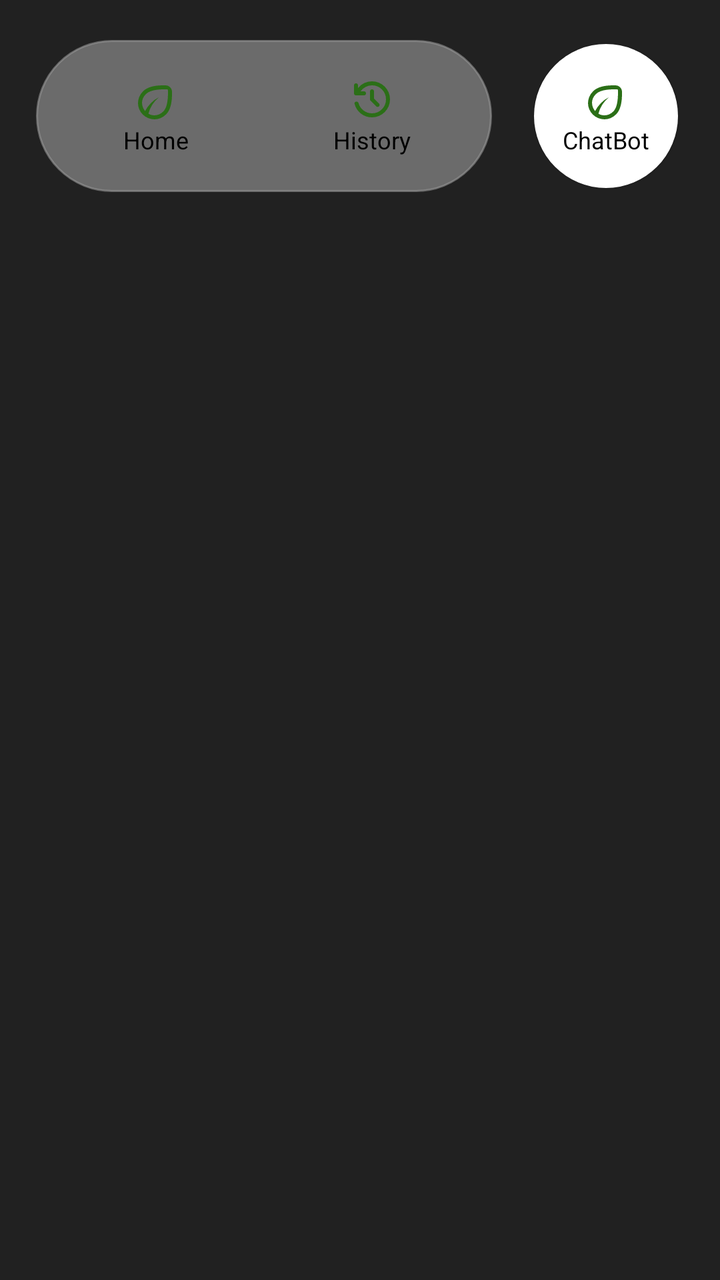
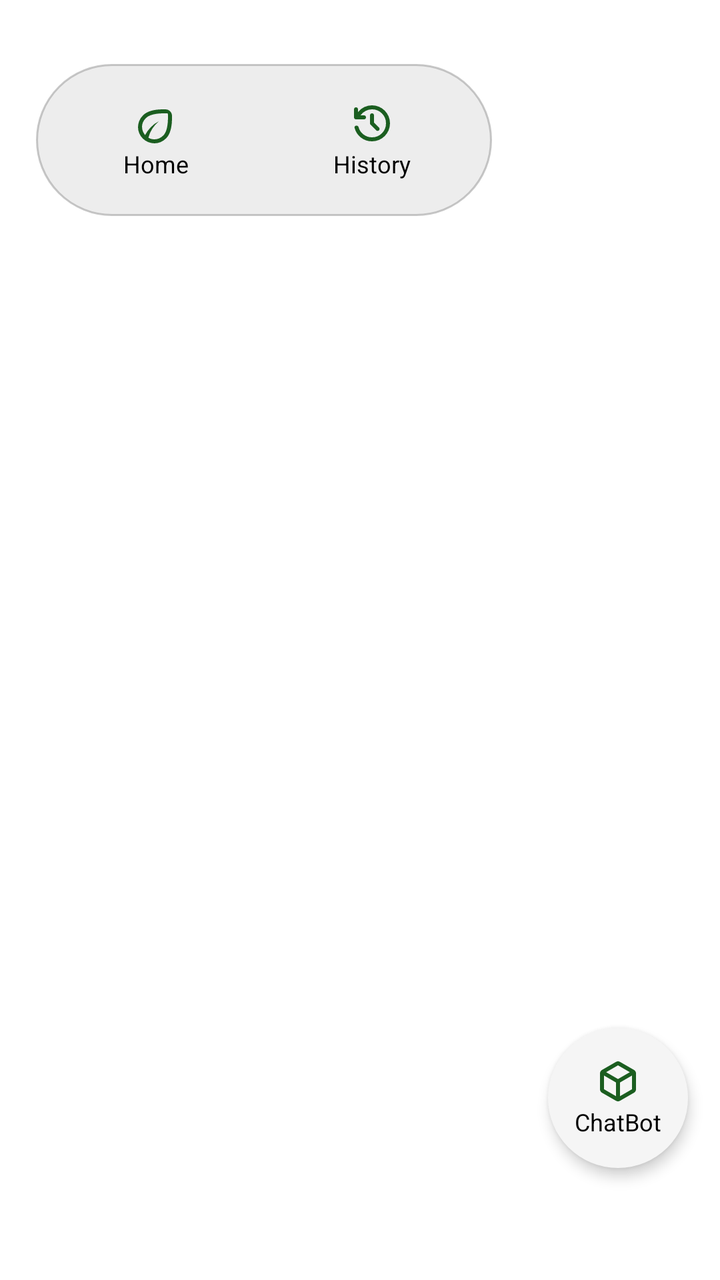

Two renders of the same Android screen: before a commit and after it. Below are the layout's source before the change and the commit's diff.
<!-- AndroidManifest.xml: application theme Theme.Green -->
<!-- res/layout/activity_main.xml -->
<?xml version="1.0" encoding="utf-8"?>
<RelativeLayout xmlns:android="http://schemas.android.com/apk/res/android"
    xmlns:app="http://schemas.android.com/apk/res-auto"
    android:layout_width="match_parent"
    android:layout_height="match_parent"
    >

    

    <FrameLayout
        android:id="@+id/containerLayout"
        android:background="@color/text_primary"
        android:layout_width="match_parent"
        android:layout_height="match_parent" >

    </FrameLayout>

    <FrameLayout
        android:id="@+id/containerChatBot"
        android:layout_width="match_parent"
        android:layout_height="0dp"
        android:layout_below="@+id/bottomContainer"
        android:layout_marginTop="0dp"
        android:background="@android:color/white">

        

    </FrameLayout>


    <LinearLayout
        android:id="@+id/bottomContainer"
        android:layout_width="match_parent"
        android:layout_height="wrap_content"
        android:layout_marginTop="20dp"
        android:orientation="horizontal">

        
        <FrameLayout
            android:id="@+id/customToolbarWrapper"
            android:layout_width="0dp"
            android:layout_height="76dp"
            android:layout_weight="2"
            android:layout_marginLeft="18dp">

            
            <LinearLayout
                android:id="@+id/customToolbar"
                android:layout_width="match_parent"
                android:translationZ="1dp"
                android:layout_height="match_parent"
                android:background="@drawable/bg_bottom_toolbar"
                android:elevation="2dp"
                android:gravity="center"
                android:orientation="horizontal"
                android:padding="6dp">

                
                <LinearLayout
                    android:id="@+id/btnHome"
                    android:layout_width="0dp"
                    android:layout_height="match_parent"
                    android:layout_weight="1"
                    android:background="?attr/selectableItemBackgroundBorderless"
                    android:gravity="center"
                    android:orientation="vertical">

                    <ImageView
                        android:layout_width="24dp"
                        android:layout_height="24dp"
                        android:src="@drawable/icon" />

                    <TextView
                        android:layout_width="wrap_content"
                        android:layout_height="wrap_content"
                        android:text="Home"
                        android:textColor="@color/black"
                        android:textSize="12sp" />
                </LinearLayout>

                
                <LinearLayout
                    android:id="@+id/btnHistory"
                    android:layout_width="0dp"
                    android:layout_height="match_parent"
                    android:layout_weight="1"
                    android:background="?attr/selectableItemBackgroundBorderless"
                    android:gravity="center"
                    android:orientation="vertical">

                    <ImageView
                        android:layout_width="24dp"
                        android:layout_height="24dp"
                        android:src="@drawable/ic_history" />

                    <TextView
                        android:layout_width="wrap_content"
                        android:layout_height="wrap_content"
                        android:text="History"
                        android:textColor="@color/black"
                        android:textSize="12sp" />
                </LinearLayout>
            </LinearLayout>

            
            <View
                android:id="@+id/indicator"
                android:layout_width="0dp"
                android:layout_marginTop="6dp"
                android:layout_marginBottom="6dp"
                android:layout_height="match_parent"
                android:layout_gravity="bottom"
                android:background="@drawable/bg_active_toolbar"/>
        </FrameLayout>



        
        <LinearLayout
            android:id="@+id/buttonChatBot"
            android:layout_width="0dp"
            android:layout_height="76dp"
            android:layout_weight="1"
            android:elevation="2dp"
            android:gravity="center"
            android:orientation="horizontal">


            
            <LinearLayout
                android:layout_width="72dp"
                android:layout_height="72dp"
                android:background="@drawable/bg_circle"
                android:elevation="1dp"
                android:gravity="center"
                android:orientation="vertical"
                android:padding="1dp">

                <ImageView
                    android:layout_width="24dp"
                    android:layout_height="24dp"
                    android:src="@drawable/icon" />

                <TextView
                    android:layout_width="wrap_content"
                    android:layout_height="wrap_content"
                    android:text="ChatBot"
                    android:textColor="@color/black"
                    android:textSize="12sp" />
            </LinearLayout>

        </LinearLayout>
    </LinearLayout>


</RelativeLayout>
<!-- resources referenced by this layout -->
<resources>
  <color name="black">#FF000000</color>
  <color name="text_primary">#212121</color>
  <!-- drawable bg_active_toolbar (drawable) -->
  <shape xmlns:android="http://schemas.android.com/apk/res/android"
      android:shape="rectangle">
  
      
      <solid android:color="#FFFFFF"/>
  
      
      <corners android:radius="100dp"/>
  </shape>
  <!-- drawable bg_bottom_toolbar (drawable) -->
  <shape xmlns:android="http://schemas.android.com/apk/res/android"
      android:shape="rectangle">
  
      
      <solid android:color="#6AD3D3D3"/>
  
      
      <corners android:radius="100dp"/>
  
      
      <stroke
          android:width="1dp"
          android:color="#8F9D9D9D"/>
  </shape>
  <!-- drawable bg_circle (drawable) -->
  <shape xmlns:android="http://schemas.android.com/apk/res/android"
      android:shape="oval">
  
      <solid android:color="@android:color/white"/> 
      <stroke
          android:width="0dp"
          android:color="#CCCCCC"/> 
  
      <size
          android:width="76dp"
          android:height="76dp"/> 
  </shape>
  <!-- drawable ic_history (drawable) -->
  <vector xmlns:android="http://schemas.android.com/apk/res/android" android:autoMirrored="true" android:height="24dp" android:viewportHeight="960" android:viewportWidth="960" android:width="24dp">
        
      <path android:fillColor="#2B6F17" android:pathData="M480,840q-126,0 -223,-76.5T131,568q-4,-15 6,-27.5t27,-14.5q16,-2 29,6t18,24q24,90 99,147t170,57q117,0 198.5,-81.5T760,480q0,-117 -81.5,-198.5T480,200q-69,0 -129,32t-101,88h70q17,0 28.5,11.5T360,360q0,17 -11.5,28.5T320,400L160,400q-17,0 -28.5,-11.5T120,360v-160q0,-17 11.5,-28.5T160,160q17,0 28.5,11.5T200,200v54q51,-64 124.5,-99T480,120q75,0 140.5,28.5t114,77q48.5,48.5 77,114T840,480q0,75 -28.5,140.5t-77,114q-48.5,48.5 -114,77T480,840ZM520,464 L620,564q11,11 11,28t-11,28q-11,11 -28,11t-28,-11L452,508q-6,-6 -9,-13.5t-3,-15.5v-159q0,-17 11.5,-28.5T480,280q17,0 28.5,11.5T520,320v144Z"/>
      
  </vector>
  <!-- drawable icon (drawable) -->
  <vector xmlns:android="http://schemas.android.com/apk/res/android" android:autoMirrored="true" android:height="108dp" android:viewportHeight="960" android:viewportWidth="960" android:width="108dp">
        
      <path android:fillColor="#2B6F17" android:pathData="M216,784q-45,-45 -70.5,-104T120,558q0,-63 24,-124.5T222,318q60,-60 169.5,-91T675,201q26,1 48,11t39,27q17,17 27,39.5t11,48.5q2,82 -4.5,151.5t-21,125.5q-14.5,56 -37,99.5T684,778q-53,53 -112.5,77.5T450,880q-65,0 -127,-25.5T216,784ZM328,768q29,17 59.5,24.5T450,800q46,0 91,-18.5t86,-59.5q18,-18 36.5,-50.5t32,-85Q709,534 716,459.5t2,-177.5q-49,-2 -110.5,-1.5T485,290q-61,9 -116,29t-90,55q-45,45 -62,89t-17,85q0,59 22.5,103.5T262,714q42,-80 111,-153.5T534,440q-72,63 -125.5,142.5T328,768ZM328,768ZM328,768Z"/>
      
  </vector>
  <color name="primary_green">#2E7D32</color>
  <color name="primary_dark">#1B5E20</color>
  <color name="white">#FFFFFFFF</color>
  <color name="accent_color">#8BC34A</color>
  <color name="primary_light">#4CAF50</color>
  <!-- unchanged entries left out for length: 1 -->
</resources>

<!-- the commit's change to res/layout/activity_main.xml (unified diff, before → after) -->
@@ -9,30 +9,20 @@
 
     <FrameLayout
         android:id="@+id/containerLayout"
-        android:background="@color/text_primary"
+        android:background="@color/white"
         android:layout_width="match_parent"
-        android:layout_height="match_parent" >
+        android:layout_height="match_parent"
+        >
 
     </FrameLayout>
 
-    <FrameLayout
-        android:id="@+id/containerChatBot"
-        android:layout_width="match_parent"
-        android:layout_height="0dp"
-        android:layout_below="@+id/bottomContainer"
-        android:layout_marginTop="0dp"
-        android:background="@android:color/white">
-
-        
-
-    </FrameLayout>
 
 
     <LinearLayout
         android:id="@+id/bottomContainer"
         android:layout_width="match_parent"
         android:layout_height="wrap_content"
-        android:layout_marginTop="20dp"
+        android:layout_marginTop="32dp"
         android:orientation="horizontal">
 
         
@@ -126,31 +116,87 @@
             android:orientation="horizontal">
 
 
-            
-            <LinearLayout
-                android:layout_width="72dp"
-                android:layout_height="72dp"
-                android:background="@drawable/bg_circle"
-                android:elevation="1dp"
-                android:gravity="center"
-                android:orientation="vertical"
-                android:padding="1dp">
-
-                <ImageView
-                    android:layout_width="24dp"
-                    android:layout_height="24dp"
-                    android:src="@drawable/icon" />
-
-                <TextView
-                    android:layout_width="wrap_content"
-                    android:layout_height="wrap_content"
-                    android:text="ChatBot"
-                    android:textColor="@color/black"
-                    android:textSize="12sp" />
-            </LinearLayout>
+
+
+
+
+
+
+
+
+
+
+
+
+
+
+
+
+
+
+
+
+
+
 
         </LinearLayout>
     </LinearLayout>
 
+    
+    <LinearLayout
+        android:id="@+id/chatButton"
+        android:layout_width="70dp"
+        android:layout_height="70dp"
+        android:background="@drawable/bg_button_circle"
+        android:elevation="4dp"
+        android:gravity="center"
+        android:orientation="vertical"
+        android:layout_alignParentBottom="true"
+        android:layout_alignParentEnd="true"
+        android:layout_marginEnd="16dp"
+        android:layout_marginBottom="56dp">
+
+        <ImageView
+            android:layout_width="24dp"
+            android:layout_height="24dp"
+            android:src="@drawable/ic_box" />
+
+        <TextView
+            android:layout_width="wrap_content"
+            android:layout_height="wrap_content"
+            android:text="ChatBot"
+            android:textColor="@color/black"
+            android:textSize="12sp" />
+    </LinearLayout>
+
+    
+    <FrameLayout
+        android:id="@+id/containerChatBot"
+        android:layout_width="72dp"
+        android:layout_height="72dp"
+        android:layout_alignParentBottom="true"
+        android:layout_alignParentEnd="true"
+        android:background="@drawable/bg_button_cricle_blr"
+        android:visibility="gone">
+
+        
+        <LinearLayout
+            android:layout_width="match_parent"
+            android:layout_height="match_parent"
+            android:orientation="vertical"
+            android:padding="16dp"
+            android:visibility="gone"
+            android:id="@+id/chatContent">
+
+            
+            <TextView
+                android:layout_width="wrap_content"
+                android:layout_height="wrap_content"
+                android:text="Hello! I am your ChatBot"
+                android:textColor="@color/black" />
+
+        </LinearLayout>
+    </FrameLayout>
+
 
 </RelativeLayout>
<!-- resource entries referenced after the edit -->
@@ -1,13 +1,12 @@
 <!-- resources referenced by this layout -->
 <resources>
   <color name="black">#FF000000</color>
-  <color name="text_primary">#212121</color>
   <!-- drawable bg_active_toolbar (drawable) -->
   <shape xmlns:android="http://schemas.android.com/apk/res/android"
       android:shape="rectangle">
   
       
-      <solid android:color="#FFFFFF"/>
+      <solid android:color="@color/accent_color"/>
   
       
       <corners android:radius="100dp"/>
@@ -27,35 +26,52 @@
           android:width="1dp"
           android:color="#8F9D9D9D"/>
   </shape>
-  <!-- drawable bg_circle (drawable) -->
+  <!-- drawable bg_button_circle (drawable) -->
   <shape xmlns:android="http://schemas.android.com/apk/res/android"
-      android:shape="oval">
+      android:shape="rectangle">
   
-      <solid android:color="@android:color/white"/> 
-      <stroke
-          android:width="0dp"
-          android:color="#CCCCCC"/> 
+      
+      <solid android:color="@color/background_light"/>
   
-      <size
-          android:width="76dp"
-          android:height="76dp"/> 
+      
+      <corners android:radius="100dp"/>
+  
   </shape>
+  <!-- drawable bg_button_cricle_blr (drawable) -->
+  <shape xmlns:android="http://schemas.android.com/apk/res/android"
+      android:shape="rectangle">
+  
+      
+      <solid android:color="@color/teal_200"/>
+  
+      
+      <corners android:radius="100dp"/>
+  
+  </shape>
+  <!-- drawable ic_box (drawable) -->
+  <vector xmlns:android="http://schemas.android.com/apk/res/android" android:autoMirrored="true" android:height="24dp" android:viewportHeight="960" android:viewportWidth="960" android:width="24dp">
+        
+      <path android:fillColor="@color/primary_dark" android:pathData="M440,777v-274L200,364v274l240,139ZM520,777 L760,638v-274L520,503v274ZM480,434 L717,297 480,160 243,297 480,434ZM160,708q-19,-11 -29.5,-29T120,639v-318q0,-22 10.5,-40t29.5,-29l280,-161q19,-11 40,-11t40,11l280,161q19,11 29.5,29t10.5,40v318q0,22 -10.5,40T800,708L520,869q-19,11 -40,11t-40,-11L160,708ZM480,480Z"/>
+      
+  </vector>
   <!-- drawable ic_history (drawable) -->
   <vector xmlns:android="http://schemas.android.com/apk/res/android" android:autoMirrored="true" android:height="24dp" android:viewportHeight="960" android:viewportWidth="960" android:width="24dp">
         
-      <path android:fillColor="#2B6F17" android:pathData="M480,840q-126,0 -223,-76.5T131,568q-4,-15 6,-27.5t27,-14.5q16,-2 29,6t18,24q24,90 99,147t170,57q117,0 198.5,-81.5T760,480q0,-117 -81.5,-198.5T480,200q-69,0 -129,32t-101,88h70q17,0 28.5,11.5T360,360q0,17 -11.5,28.5T320,400L160,400q-17,0 -28.5,-11.5T120,360v-160q0,-17 11.5,-28.5T160,160q17,0 28.5,11.5T200,200v54q51,-64 124.5,-99T480,120q75,0 140.5,28.5t114,77q48.5,48.5 77,114T840,480q0,75 -28.5,140.5t-77,114q-48.5,48.5 -114,77T480,840ZM520,464 L620,564q11,11 11,28t-11,28q-11,11 -28,11t-28,-11L452,508q-6,-6 -9,-13.5t-3,-15.5v-159q0,-17 11.5,-28.5T480,280q17,0 28.5,11.5T520,320v144Z"/>
+      <path android:fillColor="@color/primary_dark" android:pathData="M480,840q-126,0 -223,-76.5T131,568q-4,-15 6,-27.5t27,-14.5q16,-2 29,6t18,24q24,90 99,147t170,57q117,0 198.5,-81.5T760,480q0,-117 -81.5,-198.5T480,200q-69,0 -129,32t-101,88h70q17,0 28.5,11.5T360,360q0,17 -11.5,28.5T320,400L160,400q-17,0 -28.5,-11.5T120,360v-160q0,-17 11.5,-28.5T160,160q17,0 28.5,11.5T200,200v54q51,-64 124.5,-99T480,120q75,0 140.5,28.5t114,77q48.5,48.5 77,114T840,480q0,75 -28.5,140.5t-77,114q-48.5,48.5 -114,77T480,840ZM520,464 L620,564q11,11 11,28t-11,28q-11,11 -28,11t-28,-11L452,508q-6,-6 -9,-13.5t-3,-15.5v-159q0,-17 11.5,-28.5T480,280q17,0 28.5,11.5T520,320v144Z"/>
       
   </vector>
   <!-- drawable icon (drawable) -->
   <vector xmlns:android="http://schemas.android.com/apk/res/android" android:autoMirrored="true" android:height="108dp" android:viewportHeight="960" android:viewportWidth="960" android:width="108dp">
         
-      <path android:fillColor="#2B6F17" android:pathData="M216,784q-45,-45 -70.5,-104T120,558q0,-63 24,-124.5T222,318q60,-60 169.5,-91T675,201q26,1 48,11t39,27q17,17 27,39.5t11,48.5q2,82 -4.5,151.5t-21,125.5q-14.5,56 -37,99.5T684,778q-53,53 -112.5,77.5T450,880q-65,0 -127,-25.5T216,784ZM328,768q29,17 59.5,24.5T450,800q46,0 91,-18.5t86,-59.5q18,-18 36.5,-50.5t32,-85Q709,534 716,459.5t2,-177.5q-49,-2 -110.5,-1.5T485,290q-61,9 -116,29t-90,55q-45,45 -62,89t-17,85q0,59 22.5,103.5T262,714q42,-80 111,-153.5T534,440q-72,63 -125.5,142.5T328,768ZM328,768ZM328,768Z"/>
+      <path android:fillColor="@color/primary_dark" android:pathData="M216,784q-45,-45 -70.5,-104T120,558q0,-63 24,-124.5T222,318q60,-60 169.5,-91T675,201q26,1 48,11t39,27q17,17 27,39.5t11,48.5q2,82 -4.5,151.5t-21,125.5q-14.5,56 -37,99.5T684,778q-53,53 -112.5,77.5T450,880q-65,0 -127,-25.5T216,784ZM328,768q29,17 59.5,24.5T450,800q46,0 91,-18.5t86,-59.5q18,-18 36.5,-50.5t32,-85Q709,534 716,459.5t2,-177.5q-49,-2 -110.5,-1.5T485,290q-61,9 -116,29t-90,55q-45,45 -62,89t-17,85q0,59 22.5,103.5T262,714q42,-80 111,-153.5T534,440q-72,63 -125.5,142.5T328,768ZM328,768ZM328,768Z"/>
       
   </vector>
   <color name="primary_green">#2E7D32</color>
   <color name="primary_dark">#1B5E20</color>
   <color name="white">#FFFFFFFF</color>
-  <color name="accent_color">#8BC34A</color>
+  <color name="accent_color">#8FE259</color>
+  <color name="background_light">#F5F5F5</color>
+  <color name="teal_200">#FF03DAC5</color>
   <color name="primary_light">#4CAF50</color>
   <!-- unchanged entries left out for length: 1 -->
 </resources>
